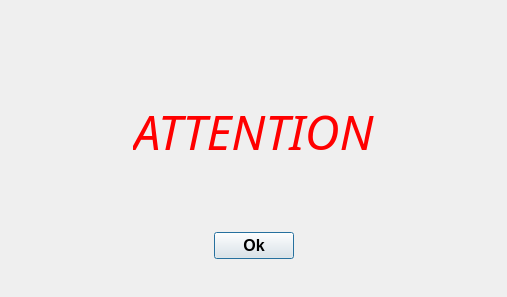
The window that src/plugins/attention/attentiondialog.ui (eyecu-im/eyecu-qt) describes before a commit, drawn with Qt 5.
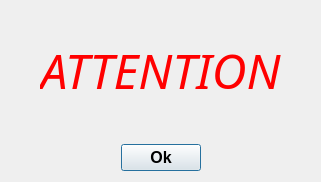
The same window after the commit.

Commit message:
Fix Attention dialog
* Close, Minimize and Maximize buttons removed
* Dialog is not modal anymore

The edit to the form file:
```diff
--- a/src/plugins/attention/attentiondialog.ui
+++ b/src/plugins/attention/attentiondialog.ui
@@ -2,17 +2,6 @@
 <ui version="4.0">
  <class>AttentionDialog</class>
  <widget class="QDialog" name="AttentionDialog">
-  <property name="windowModality">
-   <enum>Qt::ApplicationModal</enum>
-  </property>
-  <property name="geometry">
-   <rect>
-    <x>0</x>
-    <y>0</y>
-    <width>507</width>
-    <height>297</height>
-   </rect>
-  </property>
   <property name="sizePolicy">
    <sizepolicy hsizetype="Minimum" vsizetype="Minimum">
     <horstretch>0</horstretch>
```
Left out of the diff: 6 changed lines with no effect on the pictures. The commit also changes 3 other files.
